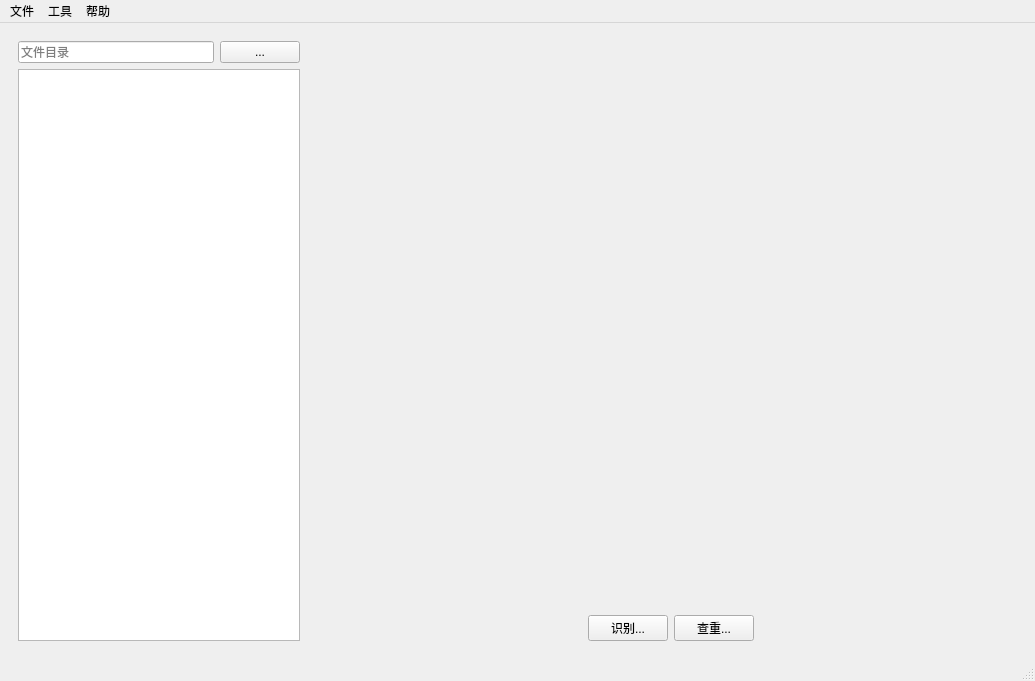
Above: Apps/DCMRecognizePro/mainwindow.ui from MoutainVision/DCMRecognizePro before the change. Below: the same form after it.
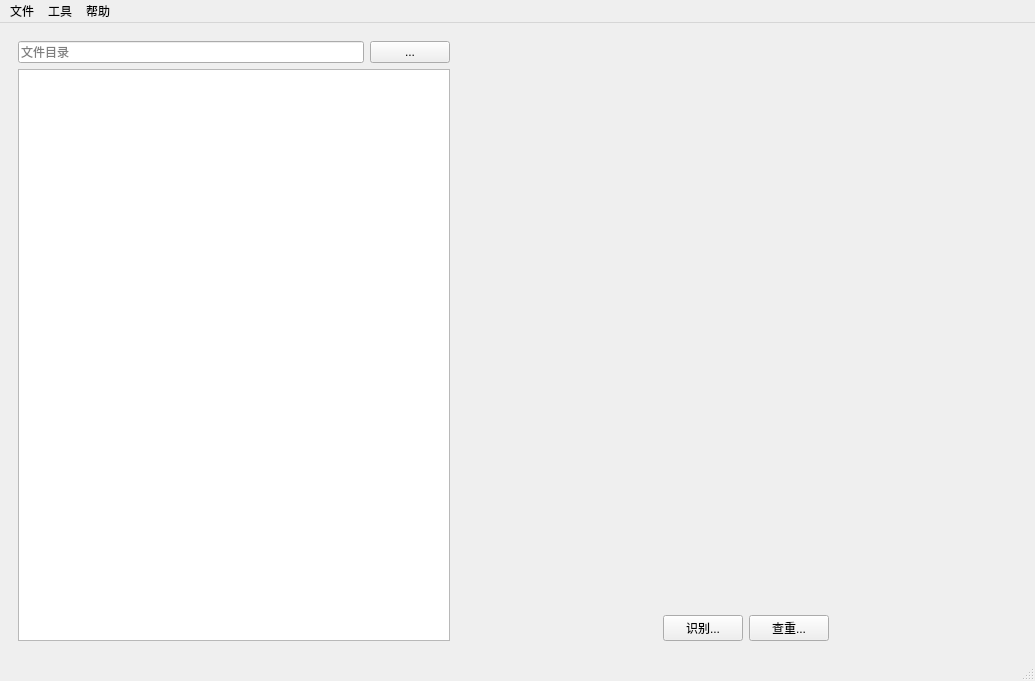
That is the form after the change.

Diff of the .ui file:
```diff
--- a/Apps/DCMRecognizePro/mainwindow.ui
+++ b/Apps/DCMRecognizePro/mainwindow.ui
@@ -25,7 +25,7 @@
       </property>
       <property name="maximumSize">
        <size>
-        <width>300</width>
+        <width>450</width>
         <height>16777215</height>
        </size>
       </property>
```
Left out of the diff: 2 changed lines with no effect on the pictures.
